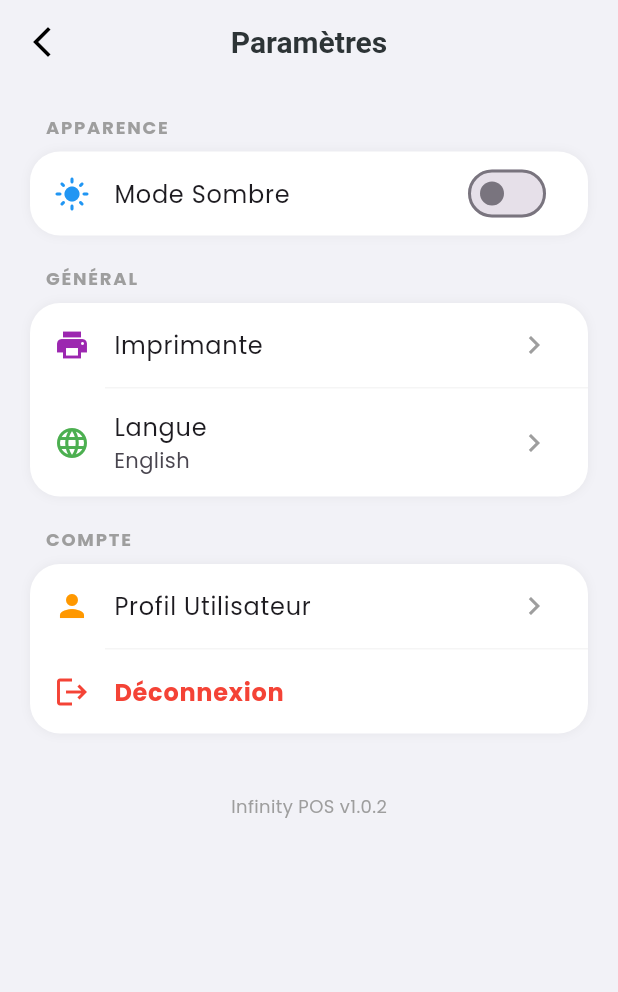
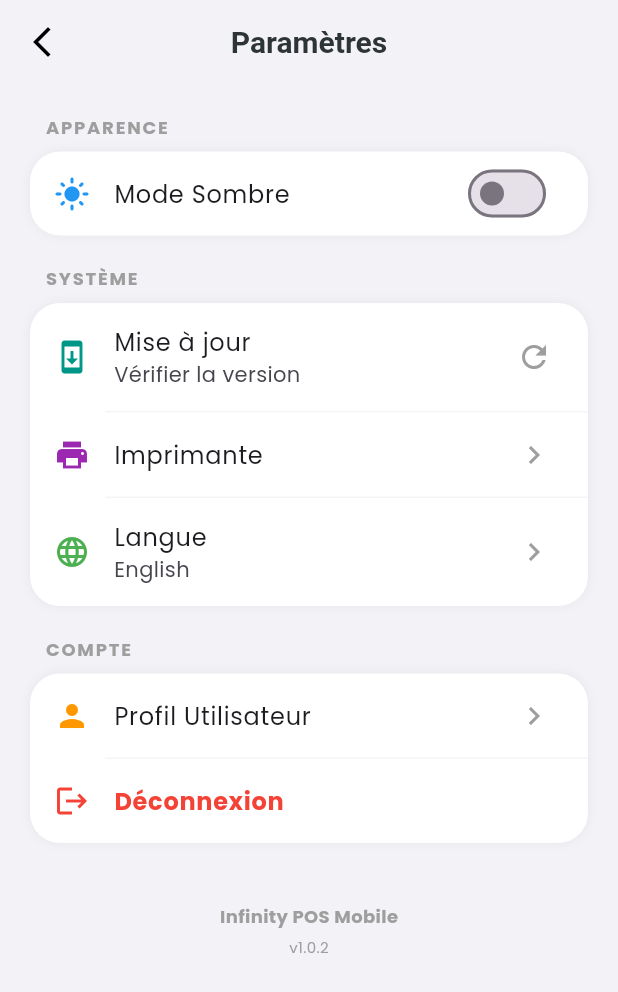
Before and after one commit to yourumk/infinity_mobile, a Flutter app: the SettingsPage screen opened directly with empty values, on a phone screen of 412 x 824 dp. Shown: the top 992 px of the screen. Run offline on Flutter 3.47's test engine with Material 3 defaults, Android fonts, the phone set to English and light mode, and no system bars; our stand-ins replace fl_chart, font_awesome_flutter, google_fonts, image_picker, package_info_plus, pdf and 2 more; missing offline and left inert: ai_barcode_scanner, ota_update; accounts and stored records are empty; network calls fail.

Commit message:
Simulation version 2.0.0

```diff
--- a/lib/screens/settings_page.dart
+++ b/lib/screens/settings_page.dart
@@ -1,20 +1,18 @@
 import 'package:flutter/material.dart';
 import 'package:font_awesome_flutter/font_awesome_flutter.dart';
-import 'package:shared_preferences/shared_preferences.dart'; // AJOUTÉ
+import 'package:shared_preferences/shared_preferences.dart';
 import '../core/constants.dart';
-import 'activation_page.dart'; // AJOUTÉ pour la redirection
-import 'dart:async'; // Pour le StreamController
-import 'dart:io';    // Pour File
-import 'package:http/http.dart' as http; // Pour télécharger l'image
-import 'package:path_provider/path_provider.dart'; // Pour sauvegarder temporairement
-import '../services/api_service.dart'; // Ton service API
+import 'activation_page.dart';
+import 'dart:async';
+import '../services/api_service.dart';
+import '../services/update_service.dart'; // ✅ IMPORT IMPORTANT
+
 class SettingsPage extends StatelessWidget {
   final ValueChanged<ThemeMode> onThemeModeChanged;
   final ValueChanged<String> onLanguageChanged;
   final ThemeMode currentThemeMode;
   final String currentLanguage;
 
-  // Le callback pour changer le thème (non nullable de préférence pour la redirection)
   final VoidCallback? toggleTheme;
   final VoidCallback? onBack;
 
@@ -30,7 +28,6 @@ class SettingsPage extends StatelessWidget {
 
   // --- FONCTION DE DÉCONNEXION ---
   Future<void> _logout(BuildContext context) async {
-    // 1. Demander confirmation
     final confirm = await showDialog<bool>(
       context: context,
       builder: (ctx) => AlertDialog(
@@ -51,26 +48,22 @@ class SettingsPage extends StatelessWidget {
 
     if (confirm != true) return;
 
-    // 2. Supprimer les données locales
     final prefs = await SharedPreferences.getInstance();
     await prefs.remove('license_key');
     await prefs.remove('is_activated');
-    // On peut aussi faire await prefs.clear(); si on veut tout supprimer
 
     if (!context.mounted) return;
 
-    // 3. Rediriger vers la page d'activation (et supprimer l'historique navigation)
     Navigator.pushAndRemoveUntil(
       context,
       MaterialPageRoute(
         builder: (context) => ActivationPage(
-          // On doit repasser les callbacks pour que l'app continue de fonctionner
           toggleTheme: toggleTheme ?? () {},
           onThemeModeChanged: onThemeModeChanged,
           onLanguageChanged: onLanguageChanged,
         ),
       ),
-      (route) => false, // Supprime toutes les pages précédentes
+      (route) => false,
     );
   }
 
@@ -111,8 +104,19 @@ class SettingsPage extends StatelessWidget {
 
             const SizedBox(height: 20),
 
-            // SECTION GÉNÉRAL
-            _buildSection(context, "Général", [
+            // SECTION SYSTÈME (NOUVEAU)
+            _buildSection(context, "Système", [
+               // ✅ BOUTON DE MISE À JOUR MANUELLE
+               ListTile(
+                leading: const Icon(Icons.system_update, color: Colors.teal),
+                title: const Text("Mise à jour"),
+                subtitle: const Text("Vérifier la version"),
+                trailing: const Icon(Icons.refresh, color: Colors.grey),
+                onTap: () {
+                   // Appel manuel du service de mise à jour
+                   UpdateService().checkForUpdate(context);
+                },
+              ),
               ListTile(
                 leading: const Icon(Icons.print, color: Colors.purple),
                 title: const Text("Imprimante"),
@@ -140,16 +144,18 @@ class SettingsPage extends StatelessWidget {
                 trailing: const Icon(Icons.chevron_right, color: Colors.grey),
                 onTap: () {},
               ),
-              // CORRECTION ICI : Ajout du onTap pour la déconnexion
               ListTile(
                 leading: const Icon(Icons.logout, color: Colors.red),
                 title: const Text("Déconnexion", style: TextStyle(color: Colors.red, fontWeight: FontWeight.bold)),
-                onTap: () => _logout(context), // Appel de la fonction
+                onTap: () => _logout(context),
               ),
             ], isDark),
 
             const SizedBox(height: 40),
-            const Text("Infinity POS v1.0.2", style: TextStyle(color: Colors.grey, fontSize: 12)),
+            // Tu peux laisser ça, ou le rendre dynamique avec PackageInfo plus tard
+            const Text("Infinity POS Mobile", style: TextStyle(color: Colors.grey, fontSize: 12, fontWeight: FontWeight.bold)),
+            const SizedBox(height: 5),
+            const Text("v1.0.2", style: TextStyle(color: Colors.grey, fontSize: 10)),
           ],
         ),
       ),
--- a/version.json
+++ b/version.json
@@ -1,5 +1,5 @@
 {
-  "version": "1.0.1",
-  "url": "git@github.com:yourumk/infinity_mobile.git",
-  "changelog": "Version initiale"
+  "version": "2.0.0",
+  "url": "https://www.google.com",
+  "changelog": "Ceci est un test pour voir la fenêtre !"
 }
```
Also changed, not shown: lib/screens/dashboard_page.dart (+7 -1 lines), lib/services/update_service.dart (added, +106 -0 lines).
